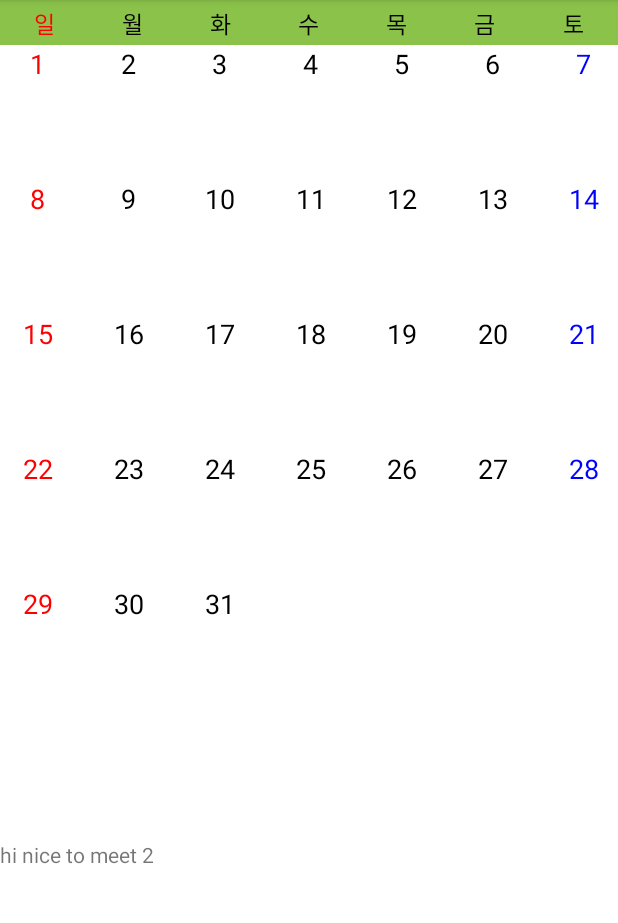
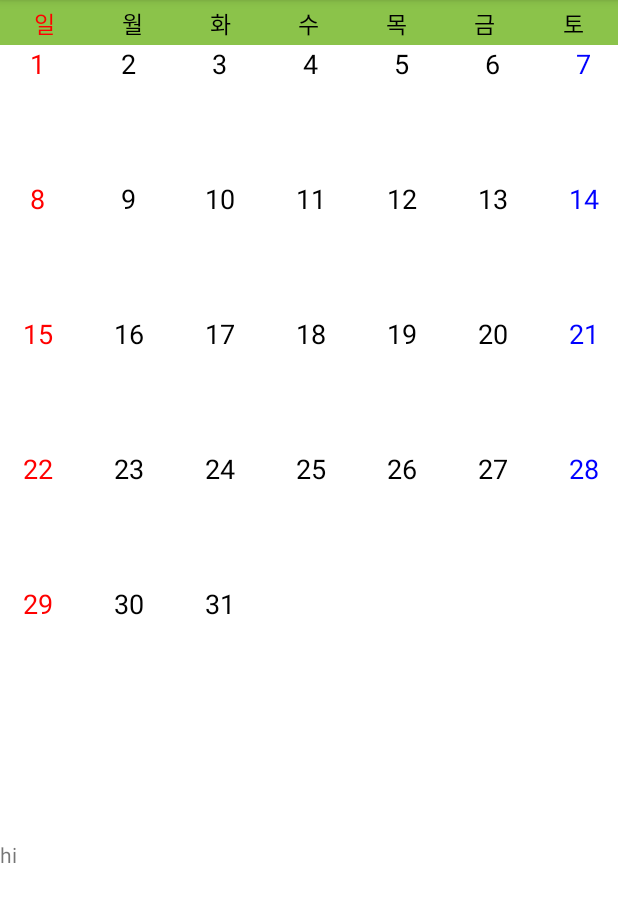
Before and after one commit to ilyunjung/AndroidTeamproject_2, an Android app: the screen it shows after launch (MainActivity), in the options menu, after a tap on an icon or button, on a phone screen of 412 x 824 dp, the part 84-1007 px from its top. Run offline under Robolectric (Android 15) with nearby library versions, the phone set to English and light mode, and no system bars.

```diff
--- a/app/src/main/res/layout/fragment_week_view.xml
+++ b/app/src/main/res/layout/fragment_week_view.xml
@@ -10,6 +10,6 @@
     <TextView
         android:layout_width="match_parent"
         android:layout_height="match_parent"
-        android:text="hi nice to meet 2" />
+        android:text="hi" />
 
 </FrameLayout>
```
